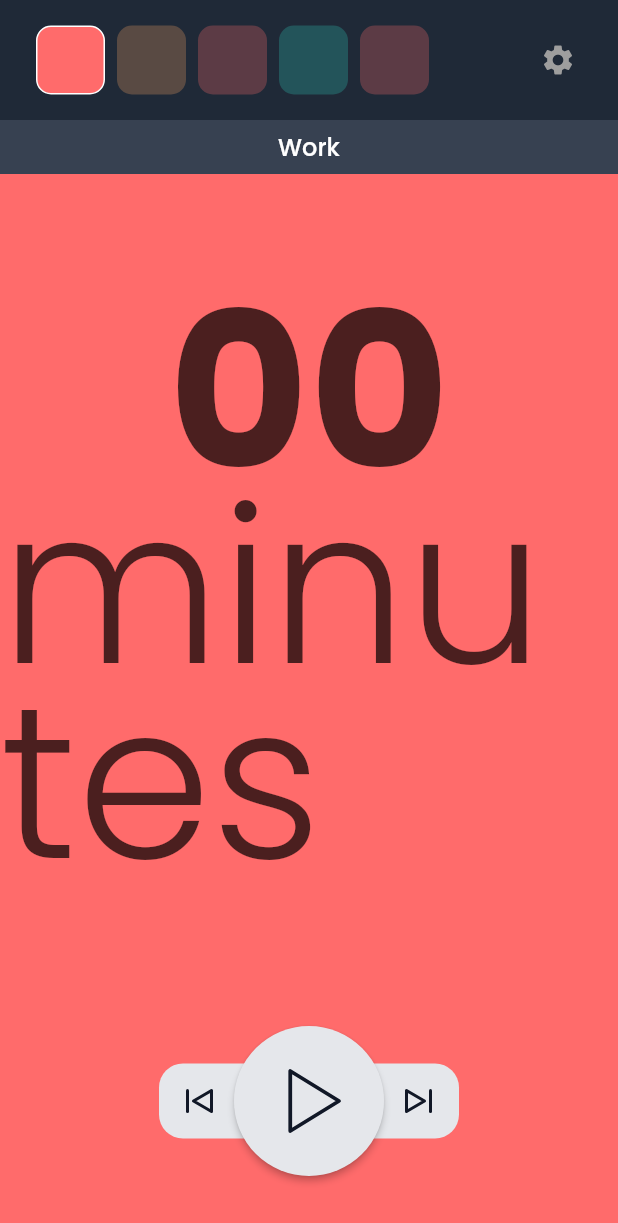
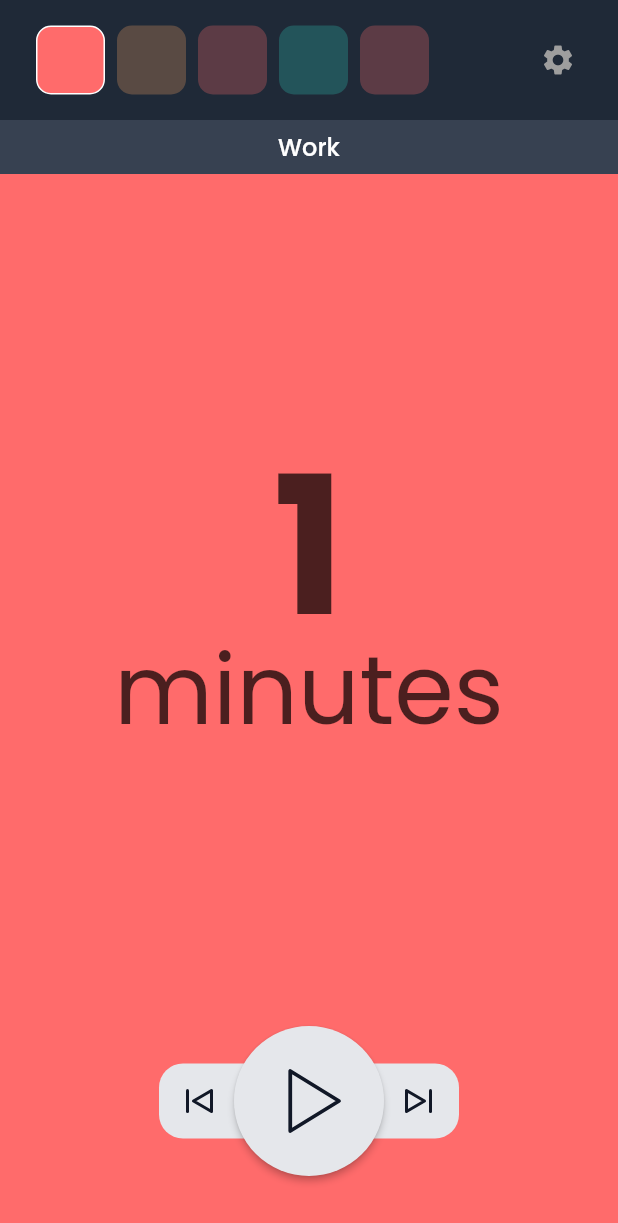
Before and after one commit to grollcake/pomodoro_timer_clone, a Flutter app: the screen it shows after launch, on a phone screen of 412 x 824 dp. Shown: the top 1223 px of the screen. Run offline on Flutter 3.47's test engine with Material 2 defaults, Android fonts, the phone set to English and light mode, and no system bars; our stand-ins replace animate_do, flutter_svg, google_fonts, lottie; missing offline and left inert: pausable_timer.

Commit message:
3가지 시간표시 방법 구현

```diff
--- a/lib/constants/style.dart
+++ b/lib/constants/style.dart
@@ -1,10 +1,15 @@
 import 'package:flutter/material.dart';
 import 'package:google_fonts/google_fonts.dart';
 
-final timeText1Style =
-    GoogleFonts.poppins(fontSize: 144, fontWeight: FontWeight.w700, height: 0.9, color: Colors.black);
-final timeText2Style =
-    GoogleFonts.poppins(fontSize: 144, fontWeight: FontWeight.w300, height: 0.9, color: Colors.black);
+final timeMin1Style = GoogleFonts.poppins(fontSize: 144, fontWeight: FontWeight.w700, height: 0.9, color: Colors.black);
+final timeSec1Style = GoogleFonts.poppins(fontSize: 144, fontWeight: FontWeight.w300, height: 0.9, color: Colors.black);
+final timeDisplay2Style =
+    GoogleFonts.poppins(fontSize: 128, fontWeight: FontWeight.w700, height: 0.9, color: Colors.black);
+final timeDisplay3Style =
+    GoogleFonts.poppins(fontSize: 64, fontWeight: FontWeight.w400, height: 0.9, color: Colors.black);
+final timeDisplay4Style =
+    GoogleFonts.poppins(fontSize: 36, fontWeight: FontWeight.w400, height: 0.9, color: Colors.black);
+
 final settingTitleTextStyle = GoogleFonts.poppins(fontSize: 20, fontWeight: FontWeight.w700, color: Colors.black);
 final statTextStyle = GoogleFonts.poppins(fontSize: 16, fontWeight: FontWeight.w500, color: Colors.white);
 final menuTextStyle = GoogleFonts.poppins(fontSize: 16, fontWeight: FontWeight.w400, color: Colors.black);
--- a/lib/screens/settings_screen/settings_display_page.dart
+++ b/lib/screens/settings_screen/settings_display_page.dart
@@ -22,7 +22,7 @@ class _SettingsDisplayPageState extends State<SettingsDisplayPage> {
         children: [
           SelectCardItem(
             title: 'Timer style',
-            intialIndex: settingController.displayStyle.index,
+            selectedIndex: settingController.displayStyle.index,
             onChanged: (int index) {
               if (index == 0) {
                 settingController.setDisplayStyle(DisplayStyle.traditional);
--- a/lib/screens/settings_screen/settings_schedule_page.dart
+++ b/lib/screens/settings_screen/settings_schedule_page.dart
@@ -55,7 +55,7 @@ class _SettingsSchedulePageState extends State<SettingsSchedulePage> {
           SelectCardItem(
             title: 'Schedule preset',
             onChanged: (int index) => setState(() => _changeSchedule(index)),
-            intialIndex: _selectedScheduleIndex,
+            selectedIndex: _selectedScheduleIndex,
             cards: [
               ['DEFAULT', 'The default Pomodoro values.'],
               ['BEGINNER', 'For those who haven\'t yet tried the Pomodoro technique.'],
--- a/lib/screens/timer_screen/sections/center_time_section.dart
+++ b/lib/screens/timer_screen/sections/center_time_section.dart
@@ -3,6 +3,7 @@ import 'package:flutter/material.dart';
 import 'package:lottie/lottie.dart';
 import 'package:pomodoro_timer_clone/constants/constants.dart';
 import 'package:pomodoro_timer_clone/constants/style.dart';
+import 'package:pomodoro_timer_clone/controller/setting_controller.dart';
 import 'package:pomodoro_timer_clone/controller/timer_controller.dart';
 import 'package:pomodoro_timer_clone/models/enums.dart';
 import 'package:pomodoro_timer_clone/screens/timer_screen/components/animated_switching.dart';
@@ -14,56 +15,104 @@ class CenterTimeSection extends StatelessWidget {
   @override
   Widget build(BuildContext context) {
     final timerController = context.watch<TimerController>();
+    final settingController = context.watch<SettingController>();
+    late Widget timeDisplay;
 
+    if (timerController.status != TimerStatus.finished) {
       // SkipNext 버튼을 클릭한 경우 전환 애니메이션 동안 시간변경도 동시에 발생하도록 다음 스테이지의 시간으로 변경하여 출력한다.
       // SkipBack 버튼을 클릭한 경우 현재 스테이지의 전체 시간으로 미리 변경하여 전환 애니메이션이 동시 진행되도록 한다.
       Duration displayDurtaion;
+      double percentage;
       if (timerController.status == TimerStatus.skippingNext &&
           timerController.stageIndex < timerController.stageQue.length) {
         displayDurtaion = timerController.stageDurationById(timerController.stageIndex + 1);
+        percentage = 0;
       } else if (timerController.status == TimerStatus.skippingBack) {
         displayDurtaion = timerController.stageDurationById(timerController.stageIndex);
+        percentage = 0;
       } else {
         displayDurtaion = timerController.remainTime;
-      print(timerController.remainTime);
+        percentage = 1 -
+            (timerController.remainTime.inSeconds /
+                timerController.stageDurationById(timerController.stageIndex).inSeconds);
       }
 
-    String part1 = '';
-    String part2 = '';
-    if (timerController.displayStyle == DisplayStyle.traditional) {
-      part1 = displayDurtaion.inMinutes.toString().padLeft(2, '0');
-      part2 = (displayDurtaion.inSeconds - displayDurtaion.inMinutes * 60).toString().padLeft(2, '0');
-    } else if (timerController.displayStyle == DisplayStyle.approximate) {
-      part1 = displayDurtaion.inMinutes.toString().padLeft(2, '0');
-      part2 = 'minutes';
-    } else if (timerController.displayStyle == DisplayStyle.percentage) {
-      part1 = '11';
-      part2 = '%';
+      switch (settingController.displayStyle) {
+        case DisplayStyle.traditional:
+          timeDisplay = _buildTraditionalDisplay(displayDurtaion);
+          break;
+        case DisplayStyle.approximate:
+          timeDisplay = _buildApproximateDisplay(displayDurtaion);
+          break;
+        case DisplayStyle.percentage:
+          timeDisplay = _buildPercentageDisplay(percentage);
+          break;
       }
 
-    if (timerController.status != TimerStatus.finished) {
       return AnimatedOpacity(
         duration: kTransitionDuration,
         opacity: timerController.status == TimerStatus.playing ? 1.0 : 0.7,
-        child: Column(
-          mainAxisSize: MainAxisSize.min,
-          children: [
-            AnimatedSwitching(child: Text(part1, style: timeText1Style, key: ValueKey<String>(part1))),
-            Text(part2, style: timeText2Style),
-          ],
-        ),
+        child: timeDisplay,
       );
     } else {
-      return FinishedScreen();
-    }
+      return _buildFinishedScreen();
     }
   }
 
-class FinishedScreen extends StatelessWidget {
-  const FinishedScreen({Key? key}) : super(key: key);
+  _buildTraditionalDisplay(Duration duration) {
+    final String min = duration.inMinutes.toString().padLeft(2, '0');
+    final String sec = (duration.inSeconds - duration.inMinutes * 60).toString().padLeft(2, '0');
 
-  @override
-  Widget build(BuildContext context) {
+    return Column(
+      mainAxisSize: MainAxisSize.min,
+      children: [
+        Text(min, style: timeMin1Style),
+        Text(sec, style: timeSec1Style),
+      ],
+    );
+  }
+
+  _buildApproximateDisplay(Duration duration) {
+    String min = duration.inMinutes.toString();
+    // 초가 0이 아니면 1분 올림하여 출력
+    if (duration.inSeconds % 60 != 0) {
+      min = (duration.inMinutes + 1).toString();
+    }
+
+    return Column(
+      mainAxisSize: MainAxisSize.min,
+      children: [
+        AnimatedSwitching(
+          child: Text(
+            min,
+            style: timeDisplay2Style,
+            key: ValueKey<String>(min),
+          ),
+        ),
+        Text('minutes', style: timeDisplay3Style),
+      ],
+    );
+  }
+
+  _buildPercentageDisplay(double percentage) {
+    String displayPercent = (percentage * 100).toString().split('.')[0];
+    return Row(
+      mainAxisSize: MainAxisSize.min,
+      children: [
+        AnimatedSwitching(
+          child: Text(
+            displayPercent,
+            style: timeDisplay2Style,
+            key: ValueKey<String>(displayPercent),
+          ),
+        ),
+        SizedBox(width: 10),
+        Text('%', style: timeDisplay4Style),
+      ],
+    );
+  }
+
+  _buildFinishedScreen() {
     return FadeInUp(
       child: Column(
         mainAxisAlignment: MainAxisAlignment.center,
@@ -72,7 +121,7 @@ class FinishedScreen extends StatelessWidget {
           SizedBox(height: 50),
           Text(
             'All done\nTake some rest',
-            style: timeText1Style.copyWith(fontSize: 30, color: Colors.white),
+            style: timeMin1Style.copyWith(fontSize: 30, color: Colors.white),
             textAlign: TextAlign.center,
           ),
           SizedBox(height: 100),
```
Also changed, not shown: lib/screens/settings_screen/components/select_card_item.dart (+4 -3 lines). Lines whose indentation alone changed are shown as unchanged.
